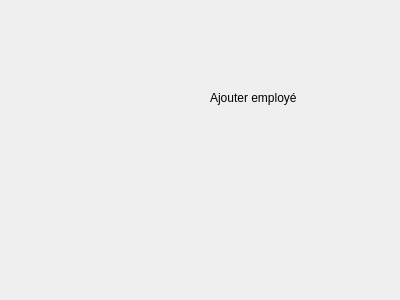
First picture: the form in ui/addemployedialog.ui, repository eliphanio/Gestion-d-employer-et-de-paie, before the edit.
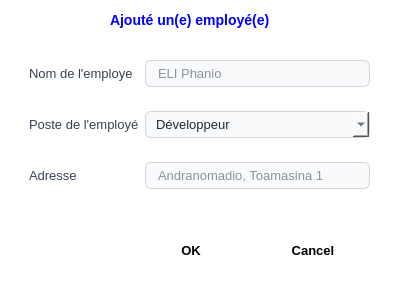
Second picture: the form after the edit.

Commit message: design dialog

The edit to the form file:
```diff
--- a/ui/addemployedialog.ui
+++ b/ui/addemployedialog.ui
@@ -13,17 +13,169 @@
   <property name="windowTitle">
    <string>Dialog</string>
   </property>
-  <widget class="QLabel" name="label">
+  <property name="styleSheet">
+   <string notr="true">QDialog {
+    background-color: #FFFFFF;
+}
+
+QLineEdit, QComboBox {
+    border: 1px solid #D1D5DB;
+    background-color: #F9FAFB;
+    border-radius: 6px;
+    padding: 4px 10px;
+    color: #1F2937;
+    font-size: 13px;
+    selection-background-color: #2563EB;
+}
+
+QLineEdit:hover, QComboBox:hover {
+    border: 1px solid #94A3B8;
+}
+
+QLineEdit:focus, QComboBox:focus {
+    border: 1px solid #2563EB;
+    background-color: #FFFFFF;
+}
+
+QLineEdit:disabled, QComboBox:disabled {
+    background-color: #F3F4F6;
+    color: #9CA3AF;
+    border: 1px solid #E5E7EB;
+}
+
+QLabel {
+    color: #374151;
+    font-size: 13px;
+    background-color: transparent;
+}</string>
+  </property>
+  <widget class="QWidget" name="formLayoutWidget">
    <property name="geometry">
     <rect>
-     <x>210</x>
-     <y>90</y>
-     <width>141</width>
-     <height>16</height>
+     <x>29</x>
+     <y>60</y>
+     <width>341</width>
+     <height>141</height>
     </rect>
+   </property>
+   <layout class="QFormLayout" name="formLayout">
+    <property name="verticalSpacing">
+     <number>24</number>
+    </property>
+    <item row="0" column="0">
+     <widget class="QLabel" name="nomEmployeLabel">
+      <property name="text">
+       <string>Nom de l'employe</string>
+      </property>
+     </widget>
+    </item>
+    <item row="0" column="1">
+     <widget class="QLineEdit" name="nomEmployeLineEdit">
+      <property name="placeholderText">
+       <string>ELI Phanio</string>
+      </property>
+     </widget>
+    </item>
+    <item row="1" column="0">
+     <widget class="QLabel" name="posteEmployLabel">
+      <property name="text">
+       <string>Poste de l'employé</string>
+      </property>
+     </widget>
+    </item>
+    <item row="1" column="1">
+     <widget class="QComboBox" name="posteEmployLineEdit">
+      <property name="placeholderText">
+       <string>Développeur</string>
+      </property>
+     </widget>
+    </item>
+    <item row="2" column="0">
+     <widget class="QLabel" name="adresseLabel">
+      <property name="text">
+       <string>Adresse</string>
+      </property>
+     </widget>
+    </item>
+    <item row="2" column="1">
+     <widget class="QLineEdit" name="adresseLineEdit">
+      <property name="placeholderText">
+       <string>Andranomadio, Toamasina 1</string>
+      </property>
+     </widget>
+    </item>
+   </layout>
+  </widget>
+  <widget class="QDialogButtonBox" name="buttonBox">
+   <property name="geometry">
+    <rect>
+     <x>80</x>
+     <y>230</y>
+     <width>291</width>
+     <height>41</height>
+    </rect>
+   </property>
+   <property name="styleSheet">
+    <string notr="true">QDialogButtonBox {
+    background-color: transparent;
+    border: none;
+    padding: 10px 0px;
+}
+
+QDialogButtonBox QPushButton {
+    min-width: 100px;
+    min-height: 20px;
+    padding: 4px 8px;
+    border-radius: 6px;
+    font-size: 13px;
+    font-weight: 600;
+    border: none;
+}
+
+/* Bouton OK */
+QDialogButtonBox QPushButton[text=&quot;OK&quot;] {
+    background-color: #2563EB;
+    color: white;
+}
+
+QDialogButtonBox QPushButton[text=&quot;OK&quot;]:hover {
+    background-color: #1D4ED8;
+}
+
+/* Bouton Annuler */
+QDialogButtonBox QPushButton[text=&quot;Cancel&quot;] {
+    background-color: #E5E7EB;
+    color: #374151;
+}
+
+QDialogButtonBox QPushButton[text=&quot;Cancel&quot;]:hover {
+    background-color: #D1D5DB;
+}
+
+QDialogButtonBox QPushButton:pressed {
+    padding-top: 10px;
+}</string>
+   </property>
+   <property name="standardButtons">
+    <set>QDialogButtonBox::StandardButton::Cancel|QDialogButtonBox::StandardButton::Ok</set>
+   </property>
+  </widget>
+  <widget class="QLabel" name="label_2">
+   <property name="geometry">
+    <rect>
+     <x>110</x>
+     <y>10</y>
+     <width>211</width>
+     <height>20</height>
+    </rect>
+   </property>
+   <property name="styleSheet">
+    <string notr="true">color: blue;
+font-weight: bold;
+font-size: 14px;</string>
    </property>
    <property name="text">
-    <string>Ajouter employé</string>
+    <string>Ajouté un(e) employé(e)</string>
    </property>
   </widget>
  </widget>
```
Left out of the diff: 2 changed lines with no effect on the pictures. The commit also changes 6 other files.
